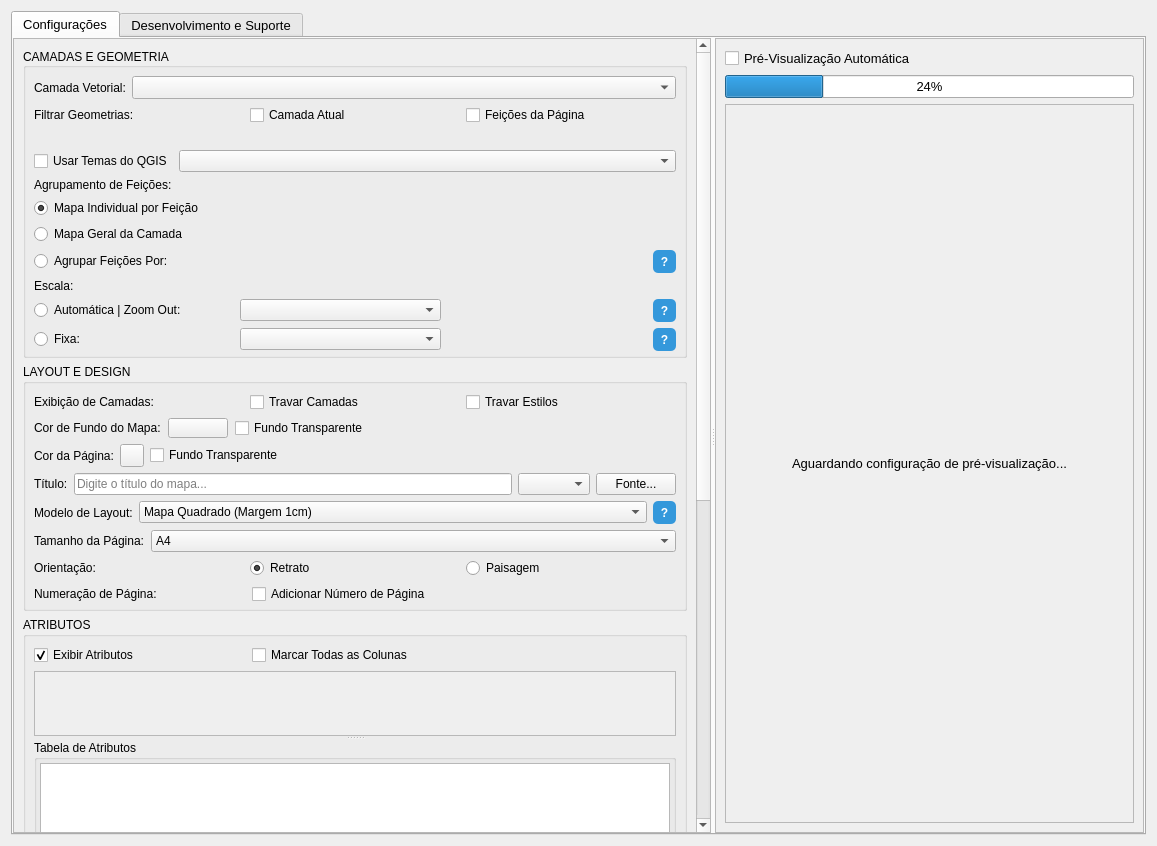
Qt form vector_to_map_dialog_base.ui (matheusdurso/VectorToMap) before a commit.
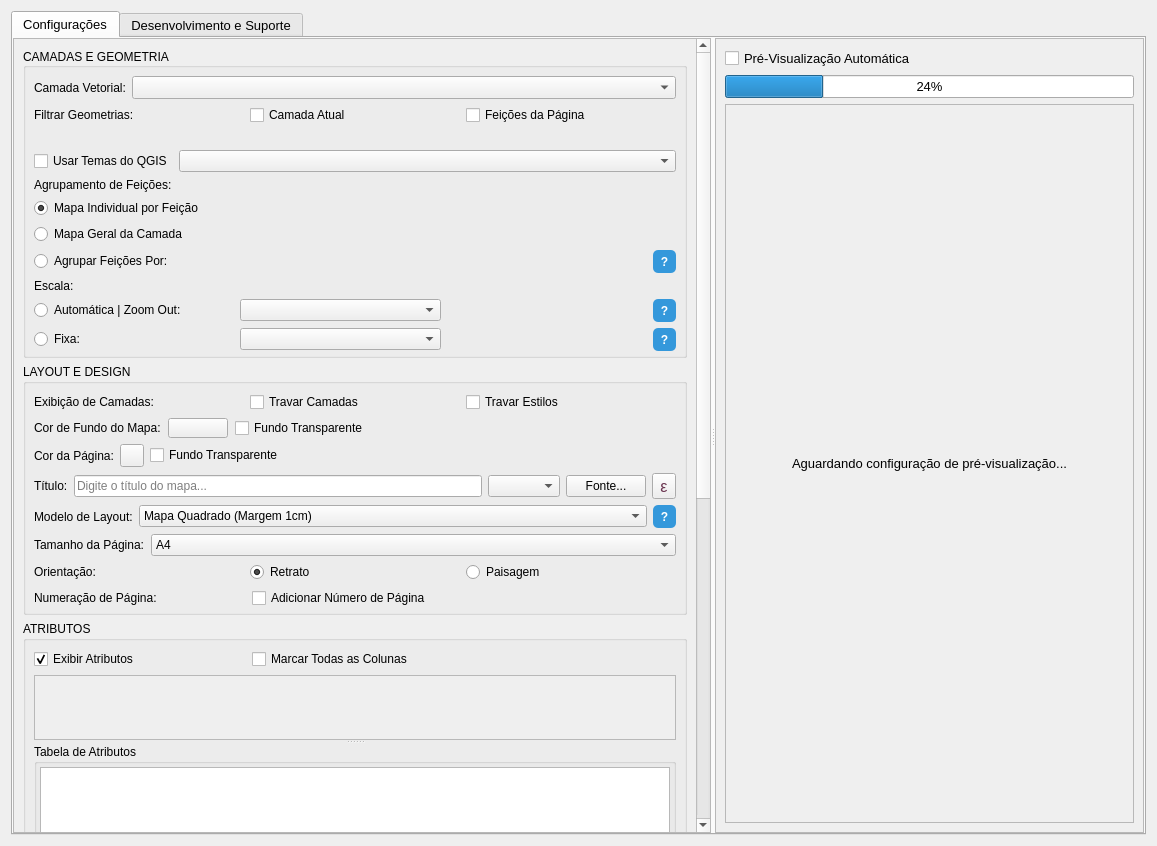
The same form after that commit. Custom widgets are drawn as their Qt base class.

```diff
--- a/vector_to_map_dialog_base.ui
+++ b/vector_to_map_dialog_base.ui
@@ -12,8 +12,8 @@
   </property>
   <property name="minimumSize">
    <size>
-    <width>1150</width>
-    <height>700</height>
+    <width>1000</width>
+    <height>600</height>
    </size>
   </property>
   <property name="maximumSize">
@@ -82,9 +82,9 @@
            <property name="geometry">
             <rect>
              <x>0</x>
-             <y>0</y>
+             <y>-106</y>
              <width>650</width>
-             <height>1522</height>
+             <height>1524</height>
             </rect>
            </property>
            <layout class="QVBoxLayout" name="verticalLayout_4">
@@ -720,6 +720,56 @@
                    </property>
                   </widget>
                  </item>
+                 <item>
+                  <widget class="QToolButton" name="btn_exp_titulo">
+                   <property name="palette">
+                    <palette>
+                     <active>
+                      <colorrole role="ButtonText">
+                       <brush brushstyle="SolidPattern">
+                        <color alpha="255">
+                         <red>107</red>
+                         <green>53</green>
+                         <blue>80</blue>
+                        </color>
+                       </brush>
+                      </colorrole>
+                     </active>
+                     <inactive>
+                      <colorrole role="ButtonText">
+                       <brush brushstyle="SolidPattern">
+                        <color alpha="255">
+                         <red>107</red>
+                         <green>53</green>
+                         <blue>80</blue>
+                        </color>
+                       </brush>
+                      </colorrole>
+                     </inactive>
+                     <disabled>
+                      <colorrole role="ButtonText">
+                       <brush brushstyle="SolidPattern">
+                        <color alpha="255">
+                         <red>120</red>
+                         <green>120</green>
+                         <blue>120</blue>
+                        </color>
+                       </brush>
+                      </colorrole>
+                     </disabled>
+                    </palette>
+                   </property>
+                   <property name="font">
+                    <font>
+                     <pointsize>12</pointsize>
+                     <kerning>true</kerning>
+                    </font>
+                   </property>
+                   <property name="text">
+                    <string>ε</string>
+                   </property>
+                  </widget>
+                 </item>
                 </layout>
                </item>
                <item>
```
